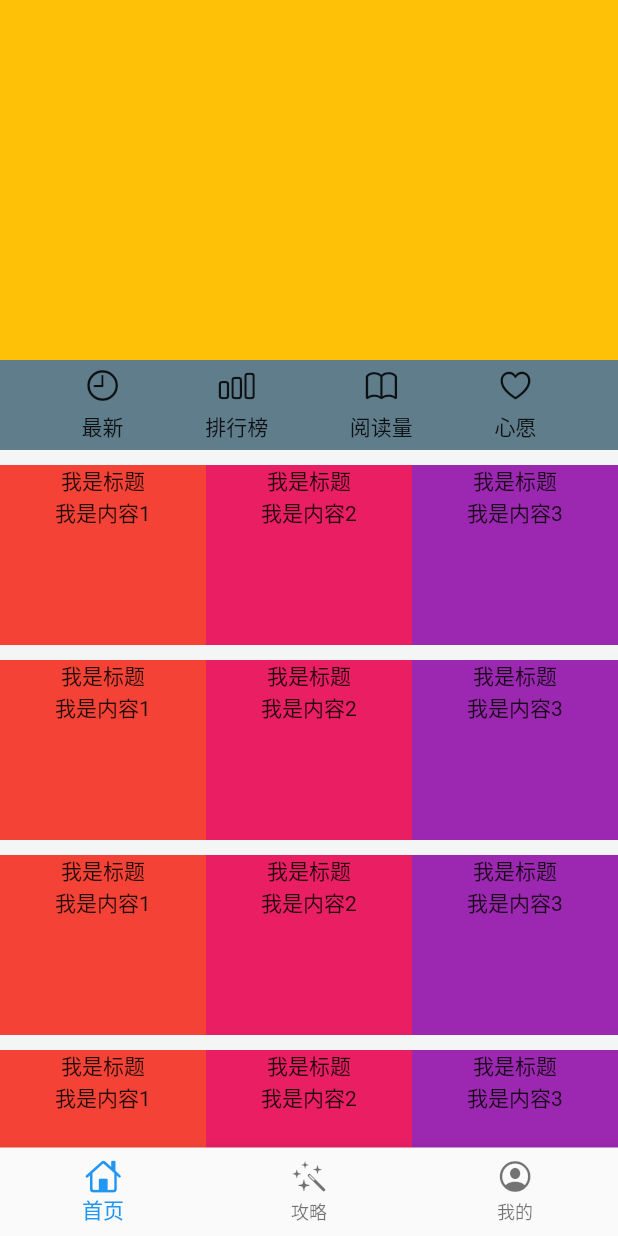
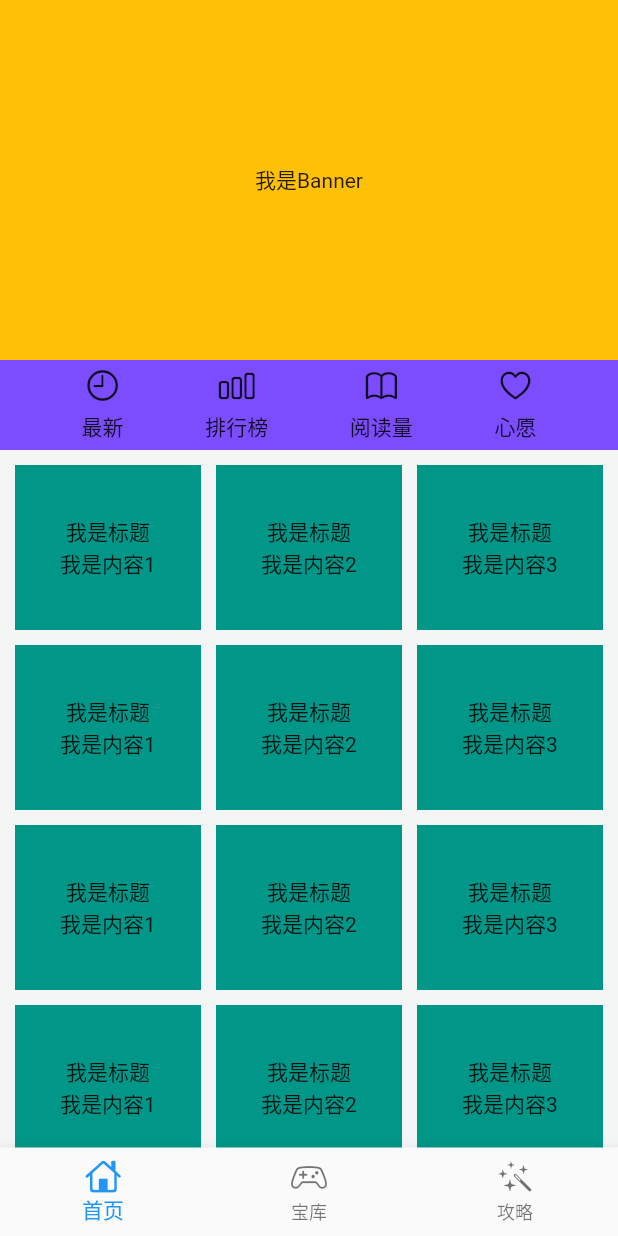
Before and after one commit to zoeyzhong520/FlutterGameStation, a Flutter app: the screen it shows after launch, on a phone screen of 412 x 824 dp. Run offline on Flutter 3.47's test engine with Material 2 defaults, Android fonts, the light colour scheme and no system bars; our stand-ins replace toast.

Commit message:
构建完成全部根视图结构布局

```diff
--- a/lib/main/homeModule/homeGrid.dart
+++ b/lib/main/homeModule/homeGrid.dart
@@ -1,7 +1,7 @@
 // 首页网格
 import 'package:flutter/material.dart';
 import 'package:flutter/cupertino.dart';
-import 'package:toast/toast.dart';
+import 'package:gamestation/tool/ToastCom.dart';
 
 class HomeGrid extends StatelessWidget {
   final list = [
@@ -15,7 +15,7 @@
   Widget build(BuildContext context) {
     // TODO: implement build
     return Container(
-      color: Colors.blueGrey,
+      color: Colors.deepPurpleAccent,
       height: 60,
       child: constructGrid(context),
     );
@@ -35,7 +35,8 @@
   }
 
   Widget HomeGridItem(BuildContext context, Map config) {
-    return Container(
+    return GestureDetector(
+      child: Container(
         child: GestureDetector(
           child: Column(
             mainAxisAlignment: MainAxisAlignment.spaceEvenly,
@@ -44,11 +45,12 @@
               Text(config['label']),
             ],
           ),
+        ),
+      ),
       onTap: () {
         print('${config['label']}');
-          Toast.show('${config['label']}', context);
+        ToastCom.show('${config['label']}', context);
       },
-      ),
     );
   }
 }
--- a/lib/main/homeModule/homeSwiper.dart
+++ b/lib/main/homeModule/homeSwiper.dart
@@ -17,8 +17,11 @@
   Widget build(BuildContext context) {
     // TODO: implement build
     return Container(
+      alignment: Alignment.center,
       color: Colors.amber,
       height: 240,
+      width: MediaQuery.of(context).size.width,
+      child: Text('我是Banner'),
     );
   }
 }
--- a/lib/main/homeModule/homrList.dart
+++ b/lib/main/homeModule/homrList.dart
@@ -26,7 +26,6 @@
     List<Widget> loopList = [];
     for (var element in widget.list) {
       loopList.add(Container(
-        margin: EdgeInsets.only(top: 10),
         height: 120,
         child: ListView.builder(
           itemBuilder: _cellForItem,
@@ -46,9 +45,11 @@
     final screenSize = MediaQuery.of(context).size;
 
     return Container(
-        color: Colors.primaries[index],
-        width: screenSize.width / 3,
+        margin: EdgeInsets.fromLTRB(10, 10, 0, 0),
+        color: Colors.teal,
+        width: (screenSize.width - 40) / 3,
         child: Column(
+          mainAxisAlignment: MainAxisAlignment.center,
           children: [
             Text('我是标题'),
             Text('我是内容${index + 1}'),
--- a/lib/main/index.dart
+++ b/lib/main/index.dart
@@ -5,6 +5,7 @@
 import 'home.dart';
 import 'strategy.dart';
 import 'profile.dart';
+import 'treasure.dart';
 
 class IndexPage extends StatefulWidget {
   _IndexPageState createState() => _IndexPageState();
@@ -13,12 +14,19 @@
 class _IndexPageState extends State<IndexPage> {
   final List<BottomNavigationBarItem> botomTabs = [
     BottomNavigationBarItem(icon: Icon(CupertinoIcons.home), label: '首页'),
+    BottomNavigationBarItem(
+        icon: Icon(CupertinoIcons.game_controller), label: '宝库'),
     BottomNavigationBarItem(icon: Icon(CupertinoIcons.wand_stars), label: '攻略'),
-    BottomNavigationBarItem(
-        icon: Icon(CupertinoIcons.profile_circled), label: '我的'),
+    // BottomNavigationBarItem(
+    //     icon: Icon(CupertinoIcons.profile_circled), label: '我的'),
   ];
 
-  final List tableBodies = [HomePage(), StrategyPage(), ProfilePage()];
+  final List tableBodies = [
+    HomePage(),
+    TreasurePage(),
+    StrategyPage(),
+    // ProfilePage()
+  ];
 
   int currentIndex = 0;
   var currentPage;
--- /dev/null
+++ b/lib/tool/ToastCom.dart
@@ -0,0 +1,9 @@
+import 'package:flutter/material.dart';
+import 'package:toast/toast.dart';
+
+class ToastCom {
+  static show(String msg, BuildContext context) {
+    Toast.show(msg, context,
+        duration: Toast.LENGTH_SHORT, gravity: Toast.CENTER);
+  }
+}
```
Also changed, not shown: lib/main/strategy.dart (+8 -1 lines), lib/main/strategyModule/strategyList.dart (added, +38 -0 lines), lib/main/treasure.dart (added, +52 -0 lines), lib/main/treasureModule/treasureList.dart (added, +88 -0 lines), lib/tool/globle.dart (added, +22 -0 lines). Lines whose indentation alone changed are shown as unchanged.
